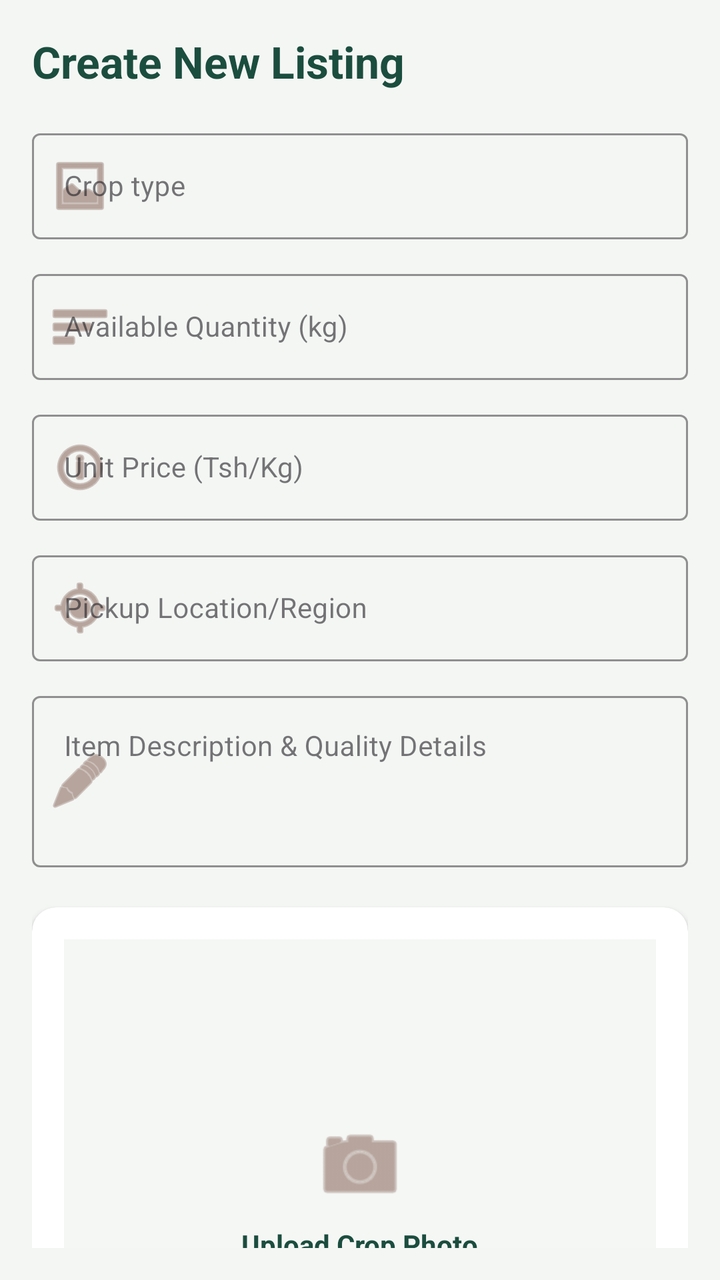
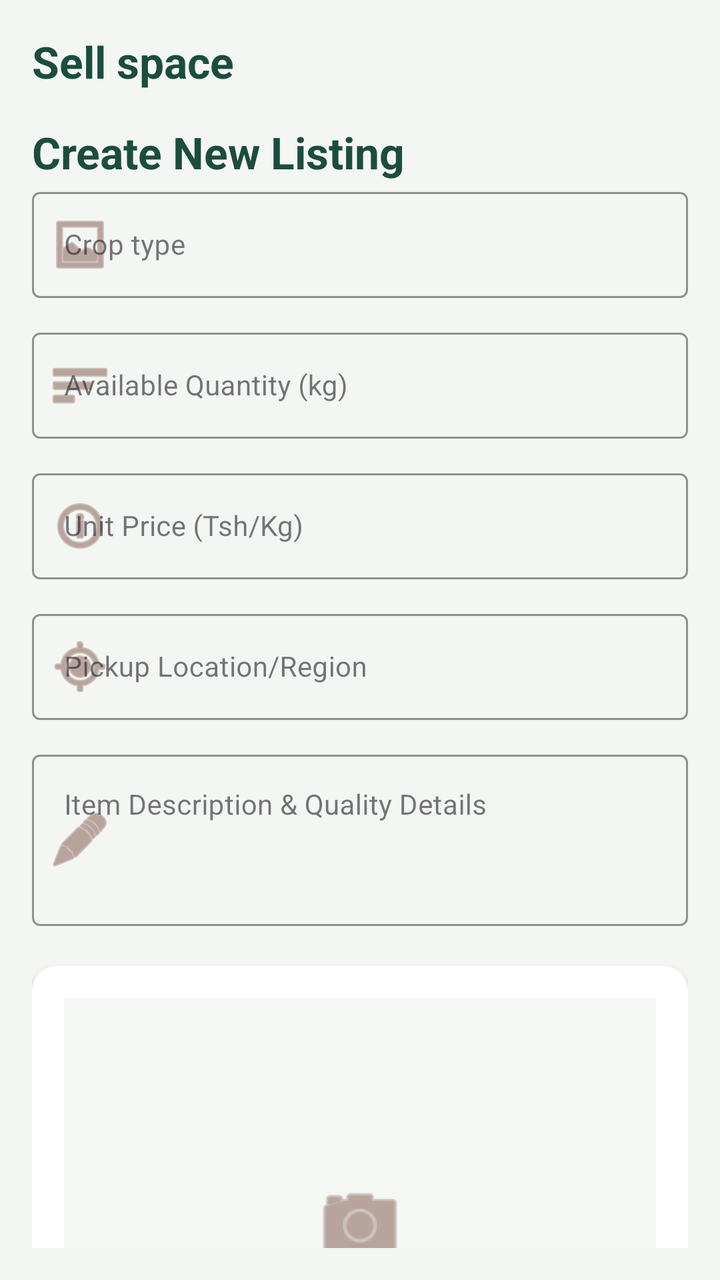

The first picture is an Android layout as it rendered before a commit; the second is the same layout after the commit. The layout source and the unified diff follow.
<!-- AndroidManifest.xml: application theme Theme.AGROFASTASOLUTIONS -->
<!-- res/layout/activity_create_listing.xml -->
<?xml version="1.0" encoding="utf-8"?>
<RelativeLayout xmlns:android="http://schemas.android.com/apk/res/android"
    xmlns:app="http://schemas.android.com/apk/res-auto"
    xmlns:tools="http://schemas.android.com/tools"
    android:id="@+id/main"
    android:layout_width="match_parent"
    android:layout_height="match_parent"
    android:background="#F4F6F4"
    android:padding="16dp"
    tools:context=".Selecting_listing">

    
    <TextView
        android:id="@+id/tvHeaderTitle"
        android:layout_width="match_parent"
        android:layout_height="wrap_content"
        android:layout_alignParentTop="true"
        android:text="Create New Listing"
        android:textColor="#1B4D3E"
        android:textSize="22sp"
        android:textStyle="bold" />

    
    <ScrollView
        android:layout_width="match_parent"
        android:layout_height="match_parent"
        android:layout_below="@id/tvHeaderTitle"
        android:layout_marginTop="16dp"
        android:clipToPadding="false"
        android:scrollbars="none">

        
        <LinearLayout
            android:id="@+id/formLayout"
            android:layout_width="match_parent"
            android:layout_height="wrap_content"
            android:orientation="vertical">

            
            <com.google.android.material.textfield.TextInputLayout
                android:id="@+id/tilCropName"
                style="@style/Widget.MaterialComponents.TextInputLayout.OutlinedBox"
                android:layout_width="match_parent"
                android:layout_height="wrap_content"
                android:layout_marginBottom="12dp"
                android:hint="Crop type"
                app:boxStrokeColor="#2E7D32"
                app:hintTextColor="@color/black"
                app:startIconDrawable="@android:drawable/ic_menu_gallery"
                app:startIconTint="#8D6E63">

                <com.google.android.material.textfield.TextInputEditText
                    android:id="@+id/etCropName"
                    android:layout_width="match_parent"
                    android:layout_height="wrap_content"
                    android:inputType="textCapWords"
                    android:textColor="#1B4D3E"
                    android:textSize="14sp" />
            </com.google.android.material.textfield.TextInputLayout>

            
            <com.google.android.material.textfield.TextInputLayout
                android:id="@+id/tilQuantity"
                style="@style/Widget.MaterialComponents.TextInputLayout.OutlinedBox"
                android:layout_width="match_parent"
                android:layout_height="wrap_content"
                android:layout_marginBottom="12dp"
                android:hint="Available Quantity (kg)"
                app:boxStrokeColor="#2E7D32"
                app:hintTextColor="@color/black"
                app:startIconDrawable="@android:drawable/ic_menu_sort_by_size"
                app:startIconTint="#8D6E63">

                <com.google.android.material.textfield.TextInputEditText
                    android:id="@+id/etQuantity"
                    android:layout_width="match_parent"
                    android:layout_height="wrap_content"
                    android:inputType="number"
                    android:textColor="#1B4D3E"
                    android:textSize="14sp" />
            </com.google.android.material.textfield.TextInputLayout>

            
            <com.google.android.material.textfield.TextInputLayout
                android:id="@+id/tilPrice"
                style="@style/Widget.MaterialComponents.TextInputLayout.OutlinedBox"
                android:layout_width="match_parent"
                android:layout_height="wrap_content"
                android:layout_marginBottom="12dp"
                android:hint="Unit Price (Tsh/Kg)"
                app:boxStrokeColor="#2E7D32"
                app:hintTextColor="@color/black"
                app:startIconDrawable="@android:drawable/ic_menu_info_details"
                app:startIconTint="#8D6E63">

                <com.google.android.material.textfield.TextInputEditText
                    android:id="@+id/etPrice"
                    android:layout_width="match_parent"
                    android:layout_height="wrap_content"
                    android:inputType="numberDecimal"
                    android:textColor="#1B4D3E"
                    android:textSize="14sp" />
            </com.google.android.material.textfield.TextInputLayout>

            
            <com.google.android.material.textfield.TextInputLayout
                android:id="@+id/tilLocation"
                style="@style/Widget.MaterialComponents.TextInputLayout.OutlinedBox"
                android:layout_width="match_parent"
                android:layout_height="wrap_content"
                android:layout_marginBottom="12dp"
                android:hint="Pickup Location/Region"
                app:boxStrokeColor="#2E7D32"
                app:hintTextColor="@color/black"
                app:startIconDrawable="@android:drawable/ic_menu_mylocation"
                app:startIconTint="#8D6E63">

                <com.google.android.material.textfield.TextInputEditText
                    android:id="@+id/etLocation"
                    android:layout_width="match_parent"
                    android:layout_height="wrap_content"
                    android:inputType="textPostalAddress"
                    android:textColor="#1B4D3E"
                    android:textSize="14sp" />
            </com.google.android.material.textfield.TextInputLayout>

            
            <com.google.android.material.textfield.TextInputLayout
                android:id="@+id/tilDescription"
                style="@style/Widget.MaterialComponents.TextInputLayout.OutlinedBox"
                android:layout_width="match_parent"
                android:layout_height="wrap_content"
                android:layout_marginBottom="20dp"
                android:hint="@string/item_description_quality_details"
                app:boxStrokeColor="#2E7D32"
                app:hintTextColor="@color/black"
                app:startIconDrawable="@android:drawable/ic_menu_edit"
                app:startIconTint="#8D6E63">

                <com.google.android.material.textfield.TextInputEditText
                    android:id="@+id/etDescription"
                    android:layout_width="match_parent"
                    android:layout_height="wrap_content"
                    android:gravity="top|start"
                    android:inputType="textMultiLine"
                    android:minLines="3"
                    android:textColor="#1B4D3E"
                    android:textSize="14sp" />
            </com.google.android.material.textfield.TextInputLayout>


            
            <androidx.cardview.widget.CardView
                android:id="@+id/cardUploadPicture"
                android:layout_width="match_parent"
                android:layout_height="300dp"
                android:layout_marginBottom="16dp"
                android:clickable="true"
                android:focusable="true"
                android:foreground="?android:attr/selectableItemBackground"
                app:cardBackgroundColor="#FFFFFF"
                app:cardCornerRadius="12dp"
                app:cardElevation="2dp">

                <RelativeLayout
                    android:layout_width="match_parent"
                    android:layout_height="match_parent"
                    android:padding="16dp">

                    
                    <FrameLayout
                        android:id="@+id/frameImageContainer"
                        android:layout_width="match_parent"
                        android:layout_height="match_parent"
                        android:background="#F5F7F5">

                        
                        <LinearLayout
                            android:id="@+id/layoutUploadPlaceholder"
                            android:layout_width="wrap_content"
                            android:layout_height="wrap_content"
                            android:layout_gravity="center"
                            android:gravity="center"
                            android:orientation="vertical">

                            <ImageView
                                android:id="@+id/imgUploadIcon"
                                android:layout_width="48dp"
                                android:layout_height="48dp"
                                android:src="@android:drawable/ic_menu_camera"
                                app:tint="#8D6E63" />

                            <TextView
                                android:id="@+id/tvUploadTitle"
                                android:layout_width="wrap_content"
                                android:layout_height="wrap_content"
                                android:layout_marginTop="6dp"
                                android:text="Upload Crop Photo"
                                android:textColor="#1B4D3E"
                                android:textSize="14sp"
                                android:textStyle="bold" />

                            <TextView
                                android:id="@+id/tvUploadSubtext"
                                android:layout_width="wrap_content"
                                android:layout_height="wrap_content"
                                android:layout_marginTop="2dp"
                                android:text="Tap to browse from gallery or camera"
                                android:textColor="#757575"
                                android:textSize="11sp" />
                        </LinearLayout>

                        
                        <ImageView
                            android:id="@+id/imgPreview"
                            android:layout_width="match_parent"
                            android:layout_height="match_parent"
                            android:scaleType="centerCrop"
                            android:visibility="gone"
                            tools:visibility="visible" />

                    </FrameLayout>
                </RelativeLayout>
            </androidx.cardview.widget.CardView>

            
            <com.google.android.material.button.MaterialButton
                android:id="@+id/btnSubmitListing"
                android:layout_width="match_parent"
                android:layout_height="56dp"
                android:layout_marginBottom="16dp"
                android:text="Publish Listing"
                android:textColor="#FFFFFF"
                android:textSize="16sp"
                android:textStyle="bold"
                app:backgroundTint="#1B4D3E"
                app:cornerRadius="12dp"
                app:rippleColor="#8D6E63" />


            <com.google.android.material.button.MaterialButton
                android:id="@+id/btnvw_Listing"
                android:layout_width="match_parent"
                android:layout_height="56dp"
                android:layout_marginBottom="0dp"
                android:text="View listing"
                android:textColor="#FFFFFF"
                android:textSize="16sp"
                android:textStyle="bold"
                app:backgroundTint="#1B4D3E"
                app:cornerRadius="20dp"
                app:rippleColor="#8D6E63" />



        </LinearLayout>
    </ScrollView>

</RelativeLayout>
<!-- resources referenced by this layout -->
<resources>
  <color name="black">#000000</color>
  <string name="item_description_quality_details">Item Description &amp; Quality Details</string>
  <style name="Theme.AGROFASTASOLUTIONS" parent="Base.Theme.AGROFASTASOLUTIONS" />
  <style name="Base.Theme.AGROFASTASOLUTIONS" parent="Theme.Material3.DayNight.NoActionBar">
          
          
      </style>
</resources>

<!-- the commit's change to res/layout/activity_create_listing.xml (unified diff, before → after) -->
@@ -7,7 +7,7 @@
     android:layout_height="match_parent"
     android:background="#F4F6F4"
     android:padding="16dp"
-    tools:context=".Selecting_listing">
+    tools:context=".Create_listing">
 
     
     <TextView
@@ -15,7 +15,7 @@
         android:layout_width="match_parent"
         android:layout_height="wrap_content"
         android:layout_alignParentTop="true"
-        android:text="Create New Listing"
+        android:text="Sell space"
         android:textColor="#1B4D3E"
         android:textSize="22sp"
         android:textStyle="bold" />
@@ -35,6 +35,17 @@
             android:layout_width="match_parent"
             android:layout_height="wrap_content"
             android:orientation="vertical">
+
+            <TextView
+                android:id="@+id/ListingHeader"
+                android:layout_width="match_parent"
+                android:layout_height="wrap_content"
+                android:layout_alignParentTop="true"
+                android:text="Create New Listing"
+                android:textColor="#1B4D3E"
+                android:textSize="22sp"
+                android:textStyle="bold" />
+
 
             
             <com.google.android.material.textfield.TextInputLayout
<!-- resource entries referenced after the edit -->
@@ -6,6 +6,11 @@
   <style name="Base.Theme.AGROFASTASOLUTIONS" parent="Theme.Material3.DayNight.NoActionBar">
           
           
+              
+          <item name="CardBackgroundColor">@color/agrofast_green</item>
+          <item name="CardStrokeColor">@color/agrofast_green</item>
+  
       </style>
+  <color name="agrofast_green">#1F6F43</color>
 </resources>
 
